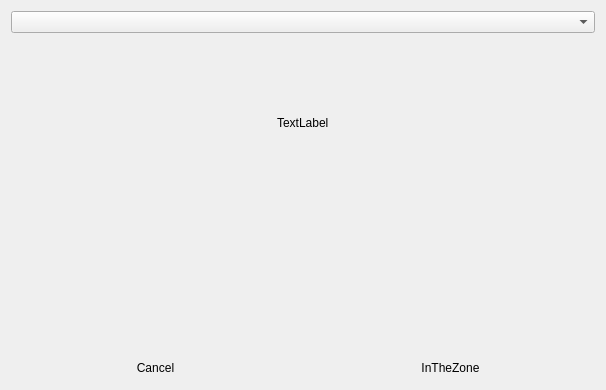
Above: qt_gui/ui/fancy_timer.ui from ravenvz/SprintTimer before the change. Below: the same form after it.
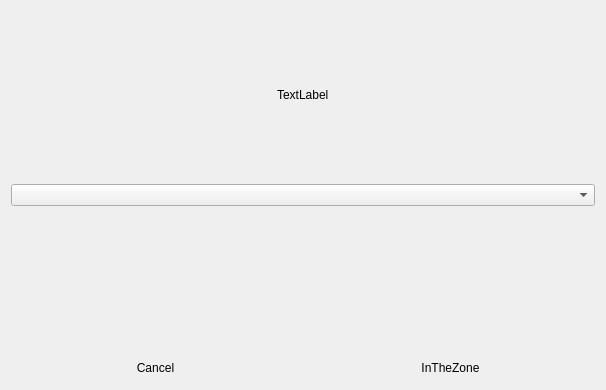
That is the form after the change. Custom widgets are drawn as their Qt base class.

Commit message: Progress string is now displayed as top most in FancyTimer

The edit to the form file:
```diff
--- a/qt_gui/ui/fancy_timer.ui
+++ b/qt_gui/ui/fancy_timer.ui
@@ -16,7 +16,7 @@
   <layout class="QGridLayout" name="gridLayout_2">
    <item row="0" column="0">
     <layout class="QGridLayout" name="gridLayout">
-     <item row="0" column="0" colspan="2">
+     <item row="1" column="0" colspan="2">
       <widget class="SubmissionBox" name="cbxSubmissionCandidate">
        <property name="sizePolicy">
         <sizepolicy hsizetype="Ignored" vsizetype="Fixed">
@@ -49,7 +49,7 @@
        </property>
       </widget>
      </item>
-     <item row="3" column="0" colspan="2" alignment="Qt::AlignHCenter">
+     <item row="0" column="0" colspan="2" alignment="Qt::AlignHCenter">
       <widget class="QLabel" name="labelDailyGoalProgress">
        <property name="text">
         <string>TextLabel</string>
```
The commit also changes 1 other file.
